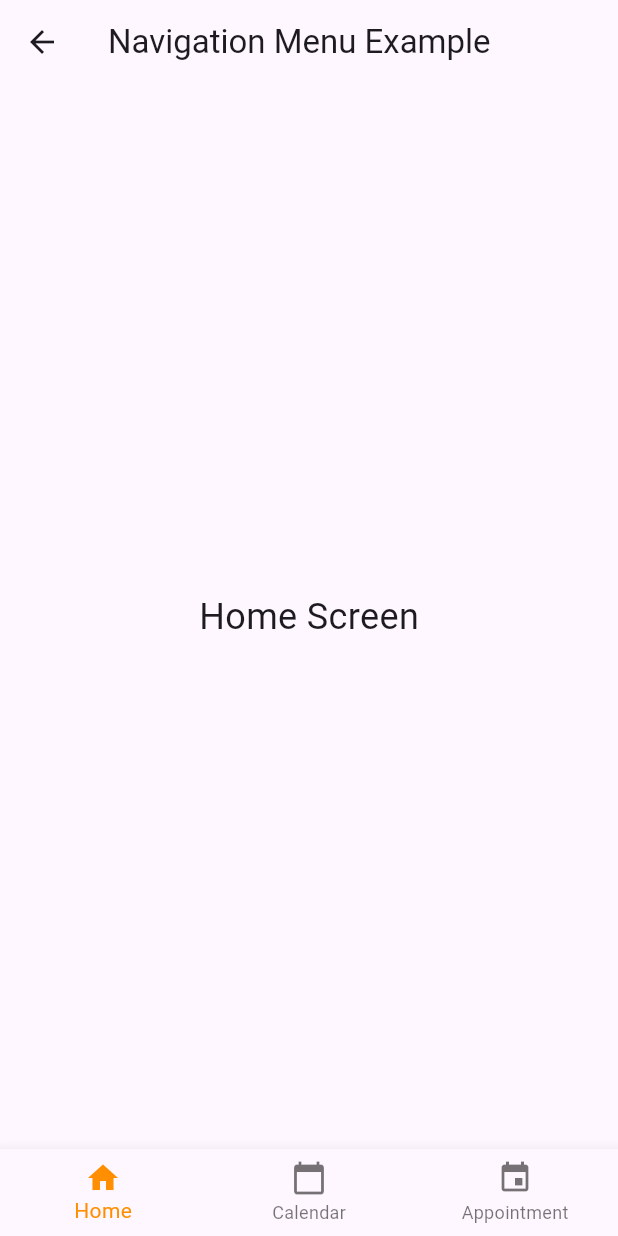
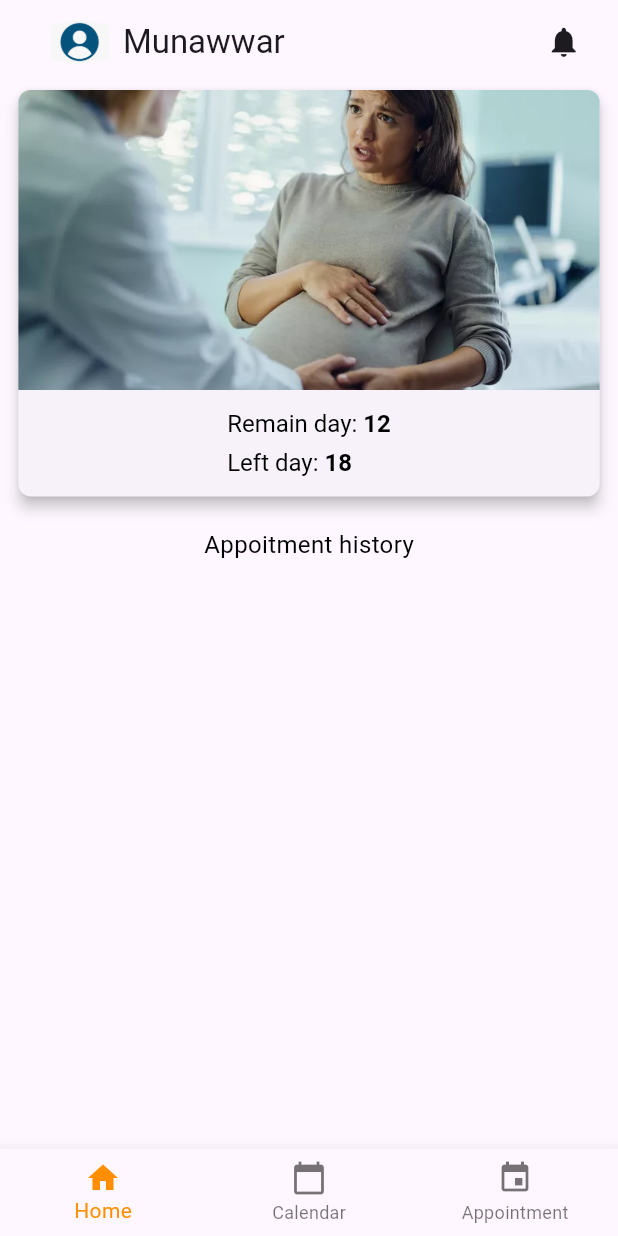
Before and after one commit to de-winkie/maternity_django, a Flutter app: the Menu screen opened directly, on a phone screen of 412 x 824 dp. Run offline on Flutter 3.47's test engine with Material 3 defaults, Android fonts, the phone set to English and light mode, and no system bars; our stand-ins replace responsive_sizer.

Commit message:
add change

```diff
--- a/maternity/lib/pages/home.dart
+++ b/maternity/lib/pages/home.dart
@@ -1,14 +1,108 @@
 import 'package:flutter/material.dart';
+import 'package:responsive_sizer/responsive_sizer.dart';
+
 class HomeScreen extends StatelessWidget {
   const HomeScreen({super.key});
 
   @override
   Widget build(BuildContext context) {
-    return Center(
-      child: Text(
-        'Home Screen',
-        style: TextStyle(fontSize: 24),
+    return Container(
+      padding: EdgeInsets.only(
+        top:0.h,
+        left: 1.h,
+        right: 1.h,
       ),
-    );
+        child: Column(
+          children: [
+
+                  Card(
+          elevation: 4,
+          shape: RoundedRectangleBorder(
+            borderRadius: BorderRadius.circular(1.h),
+          ),
+          child: Column(
+            mainAxisSize: MainAxisSize.min,
+            children: <Widget>[
+              ClipRRect(
+                borderRadius: BorderRadius.only(
+                  topLeft: Radius.circular(1.h),
+                  topRight: Radius.circular(1.h),
+                ),
+                child: Image.asset(
+                  'assets/images/munira.jpg',
+                  fit: BoxFit.cover,
+                  width: double.infinity,
+                  height: 200,
+                ),
+              ),
+              Padding(
+                padding:  EdgeInsets.all(1.6.h),
+                child: Column(
+                  crossAxisAlignment: CrossAxisAlignment.start,
+                  children: [
+                    RichText(
+                      text: TextSpan(
+                        text: 'Remain day: ',
+                        style: TextStyle(
+                          fontSize: 16,
+                          color: Colors.black,
+                        ),
+                        children: [
+                          TextSpan(
+                            text: '12',
+                            style: TextStyle(
+                              fontWeight: FontWeight.bold,
+                            ),
+                          ),
+                        ],
+                      ),
+                    ),
+                    SizedBox(height: 0.8.h),
+
+                    RichText(
+                      text: const TextSpan(
+                        text: 'Left day: ',
+                        style: TextStyle(
+                          fontSize: 16,
+                          color: Colors.black,
+                        ),
+                        children: [
+                          TextSpan(
+                            text: '18',
+                            style: TextStyle(
+                              fontWeight: FontWeight.bold,
+                            ),
+                          ),
+                        ],
+                      ),
+                    ),
+                  ],
+                ),
+              ),
+            ],
+          ),
+        ),
+
+   SizedBox(
+    height: 2.h,
+   ),
+  const Text( 'Appoitment history',
+                        style: TextStyle(
+                          fontSize: 16,
+                          color: Colors.black,
+                        ),),
+                        Row(
+                          children: [
+                            Container(
+width:30.w,
+height:15.h,
+
+                            ),
+                          ],
+                        )
+
+          ],
+        )
+   );
   }
 }
--- a/maternity/lib/pages/menu.dart
+++ b/maternity/lib/pages/menu.dart
@@ -2,6 +2,7 @@ import 'package:flutter/material.dart';
 import 'package:maternity/pages/appointement.dart';
 import 'package:maternity/pages/home.dart';
 import 'package:maternity/pages/schedule.dart';
+import 'package:responsive_sizer/responsive_sizer.dart';
 
 class Menu extends StatefulWidget {
   const Menu({super.key});
@@ -29,7 +30,27 @@ class _MenuState extends State<Menu> {
   Widget build(BuildContext context) {
     return Scaffold(
       appBar: AppBar(
-        title: const Text('Navigation Menu Example'),
+        automaticallyImplyLeading: false,
+        title:Container(
+          width: 100.w,
+          padding: EdgeInsets.only(left:1.h, right:1.h),
+          child: Row(
+              mainAxisAlignment: MainAxisAlignment.spaceBetween,
+            children: [
+              Row(
+
+children: [
+  ClipOval(
+    child: Image.asset('assets/images/user.png',width: 14.w,height: 7.w),
+  ),
+  Text('Munawwar',style: TextStyle())
+],
+            ),
+              Icon(Icons.notifications)
+            ],
+
+          ),
+        ),
       ),
       body: Center(
         child: _widgetOptions.elementAt(_selectedIndex),
```
Also changed, not shown: maternity/assets/images/user.png (added).
